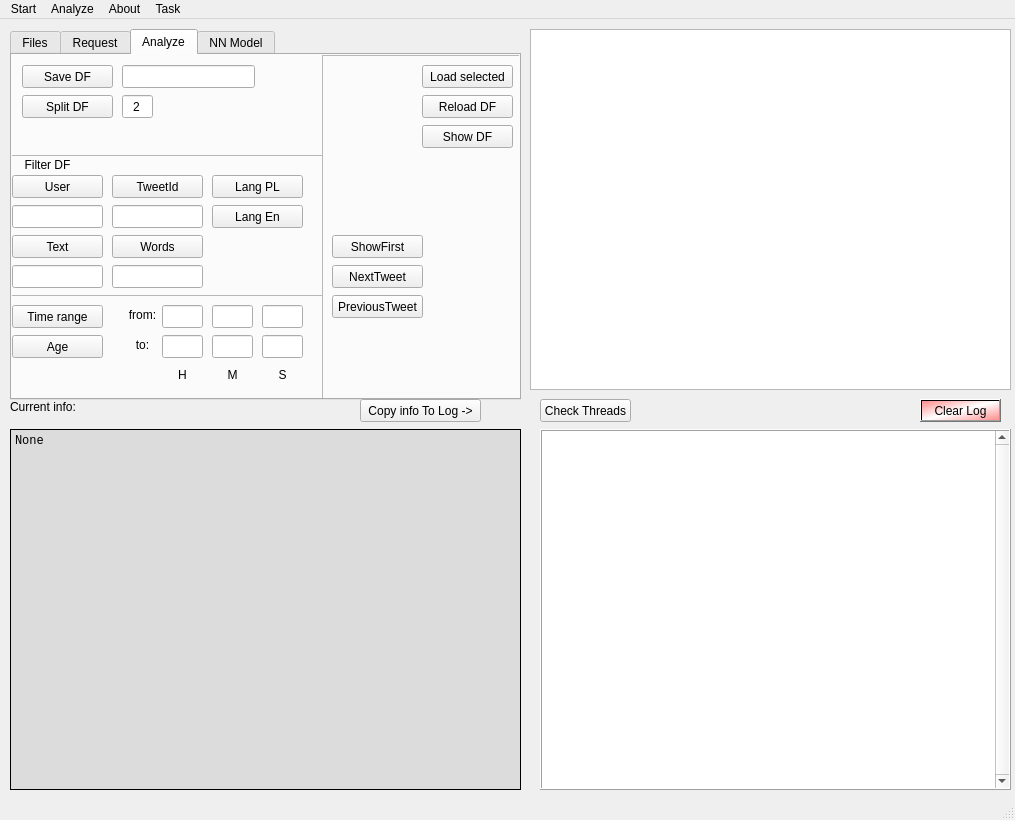
First picture: the form in TwitterAnalyzer/GUI/GUI_QT.ui, repository GrzegorzKrug/TwitterAnalyzer, before the edit.
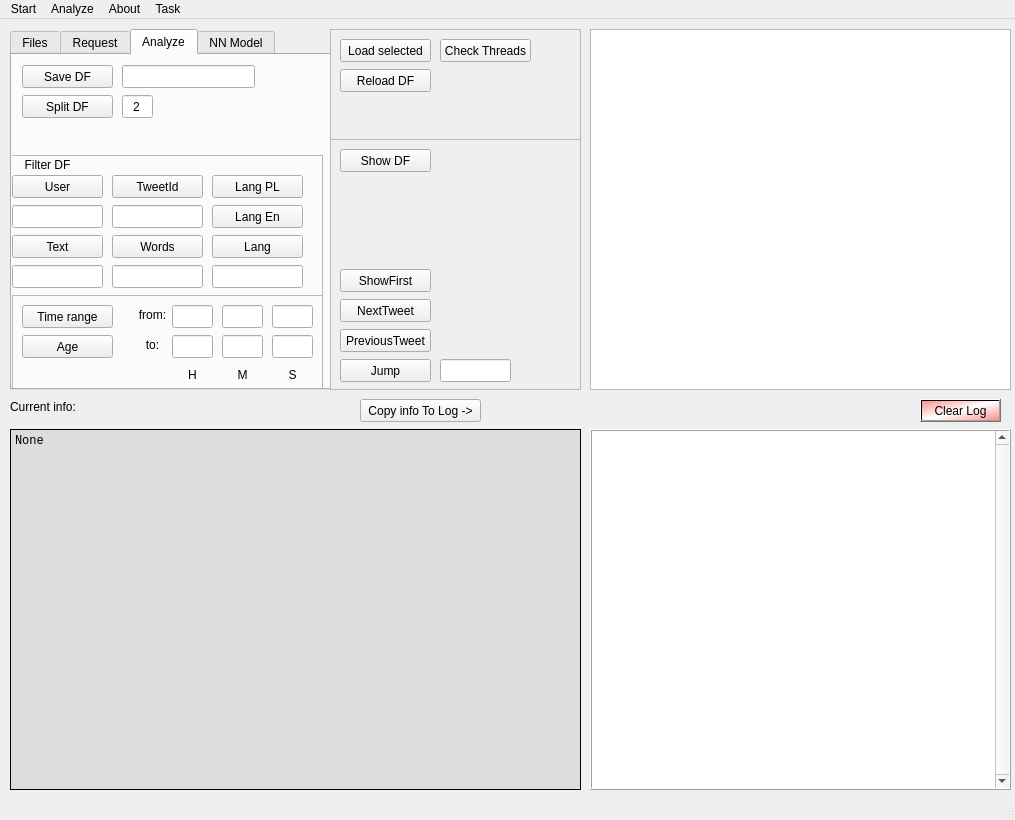
Second picture: the form after the edit. The open tabs and pages were chosen to show the change.

Patch:
```diff
--- a/TwitterAnalyzer/GUI/GUI_QT.ui
+++ b/TwitterAnalyzer/GUI/GUI_QT.ui
@@ -19,8 +19,8 @@
      <rect>
       <x>10</x>
       <y>10</y>
-      <width>511</width>
-      <height>371</height>
+      <width>321</width>
+      <height>361</height>
      </rect>
     </property>
     <property name="toolTip">
@@ -292,6 +292,9 @@
         <height>251</height>
        </rect>
       </property>
+      <property name="styleSheet">
+       <string notr="true"/>
+      </property>
       <property name="frameShape">
        <enum>QFrame::StyledPanel</enum>
       </property>
@@ -465,10 +468,10 @@
       <widget class="QFrame" name="frame_5">
        <property name="geometry">
         <rect>
-         <x>0</x>
+         <x>10</x>
          <y>140</y>
-         <width>321</width>
-         <height>111</height>
+         <width>311</width>
+         <height>101</height>
         </rect>
        </property>
        <property name="frameShape">
@@ -668,27 +671,11 @@
         </property>
        </widget>
       </widget>
-     </widget>
-     <widget class="QFrame" name="frame_3">
-      <property name="geometry">
-       <rect>
-        <x>310</x>
-        <y>0</y>
-        <width>201</width>
-        <height>351</height>
-       </rect>
-      </property>
-      <property name="frameShape">
-       <enum>QFrame::StyledPanel</enum>
-      </property>
-      <property name="frameShadow">
-       <enum>QFrame::Sunken</enum>
-      </property>
-      <widget class="QPushButton" name="pushButton_load_selected_csv_2">
+      <widget class="QPushButton" name="pushButton_FilterDF_Lang_Other">
        <property name="geometry">
         <rect>
-         <x>100</x>
-         <y>10</y>
+         <x>210</x>
+         <y>80</y>
          <width>91</width>
          <height>23</height>
         </rect>
@@ -697,87 +684,20 @@
         <string>Loads files from tree.</string>
        </property>
        <property name="text">
-        <string>Load selected</string>
+        <string>Lang</string>
        </property>
       </widget>
-      <widget class="QPushButton" name="pushButton_reload_DF">
+      <widget class="QLineEdit" name="lineEdit_FilterLangOther">
        <property name="geometry">
         <rect>
-         <x>100</x>
-         <y>40</y>
+         <x>210</x>
+         <y>110</y>
          <width>91</width>
          <height>23</height>
         </rect>
        </property>
        <property name="toolTip">
-        <string>Reload DF from same files again.</string>
-       </property>
-       <property name="text">
-        <string>Reload DF</string>
-       </property>
-      </widget>
-      <widget class="QPushButton" name="pushButton_showTweets">
-       <property name="geometry">
-        <rect>
-         <x>100</x>
-         <y>70</y>
-         <width>91</width>
-         <height>23</height>
-        </rect>
-       </property>
-       <property name="toolTip">
-        <string>Shows currently loaded DF</string>
-       </property>
-       <property name="text">
-        <string>Show DF</string>
-       </property>
-      </widget>
-      <widget class="QPushButton" name="pushButton_export_DF_8">
-       <property name="geometry">
-        <rect>
-         <x>10</x>
-         <y>210</y>
-         <width>91</width>
-         <height>23</height>
-        </rect>
-       </property>
-       <property name="toolTip">
-        <string>Save DF to .csv File</string>
-       </property>
-       <property name="text">
-        <string>NextTweet</string>
-       </property>
-      </widget>
-      <widget class="QPushButton" name="pushButton_export_DF_12">
-       <property name="geometry">
-        <rect>
-         <x>10</x>
-         <y>240</y>
-         <width>91</width>
-         <height>23</height>
-        </rect>
-       </property>
-       <property name="toolTip">
-        <string>Save DF to .csv File</string>
-       </property>
-       <property name="text">
-        <string>PreviousTweet</string>
-       </property>
-      </widget>
-      <widget class="QPushButton" name="pushButton_export_DF_13">
-       <property name="geometry">
-        <rect>
-         <x>10</x>
-         <y>180</y>
-         <width>91</width>
-         <height>23</height>
-        </rect>
-       </property>
-       <property name="toolTip">
-        <string>Save DF to .csv File</string>
-       </property>
-       <property name="text">
-        <string>ShowFirst</string>
+        <string>input for Lang Button</string>
        </property>
       </widget>
      </widget>
@@ -839,9 +759,9 @@
    <widget class="QTreeView" name="treeView">
     <property name="geometry">
      <rect>
-      <x>530</x>
+      <x>590</x>
       <y>10</y>
-      <width>481</width>
+      <width>421</width>
       <height>361</height>
      </rect>
     </property>
@@ -854,7 +774,7 @@
      <rect>
       <x>10</x>
       <y>410</y>
-      <width>511</width>
+      <width>571</width>
       <height>361</height>
      </rect>
     </property>
@@ -874,6 +794,9 @@
     <property name="frameShadow">
      <enum>QFrame::Plain</enum>
     </property>
+    <property name="lineWidth">
+     <number>1</number>
+    </property>
     <property name="lineWrapMode">
      <enum>QPlainTextEdit::NoWrap</enum>
     </property>
@@ -884,9 +807,9 @@
    <widget class="QTextEdit" name="textEdit_log">
     <property name="geometry">
      <rect>
-      <x>540</x>
+      <x>590</x>
       <y>410</y>
-      <width>471</width>
+      <width>421</width>
       <height>361</height>
      </rect>
     </property>
@@ -950,21 +873,181 @@
      <string>Copy info To Log -&gt;</string>
     </property>
    </widget>
-   <widget class="QPushButton" name="pushButton_check_threads">
+   <widget class="QFrame" name="frame_3">
     <property name="geometry">
      <rect>
-      <x>540</x>
-      <y>380</y>
-      <width>91</width>
-      <height>23</height>
+      <x>330</x>
+      <y>10</y>
+      <width>251</width>
+      <height>361</height>
      </rect>
     </property>
-    <property name="styleSheet">
-     <string notr="true"/>
+    <property name="frameShape">
+     <enum>QFrame::StyledPanel</enum>
     </property>
-    <property name="text">
-     <string>Check Threads</string>
+    <property name="frameShadow">
+     <enum>QFrame::Sunken</enum>
     </property>
+    <widget class="QPushButton" name="pushButton_NextTweet">
+     <property name="geometry">
+      <rect>
+       <x>10</x>
+       <y>270</y>
+       <width>91</width>
+       <height>23</height>
+      </rect>
+     </property>
+     <property name="toolTip">
+      <string>Show next Tweet from DF</string>
+     </property>
+     <property name="text">
+      <string>NextTweet</string>
+     </property>
+    </widget>
+    <widget class="QPushButton" name="pushButton_PreviousTweet">
+     <property name="geometry">
+      <rect>
+       <x>10</x>
+       <y>300</y>
+       <width>91</width>
+       <height>23</height>
+      </rect>
+     </property>
+     <property name="toolTip">
+      <string>Show previous Tweet from DF</string>
+     </property>
+     <property name="text">
+      <string>PreviousTweet</string>
+     </property>
+    </widget>
+    <widget class="QPushButton" name="pushButton_ShowTweet">
+     <property name="geometry">
+      <rect>
+       <x>10</x>
+       <y>240</y>
+       <width>91</width>
+       <height>23</height>
+      </rect>
+     </property>
+     <property name="toolTip">
+      <string>Show first Tweet from DF</string>
+     </property>
+     <property name="text">
+      <string>ShowFirst</string>
+     </property>
+    </widget>
+    <widget class="QPushButton" name="pushButton_JumpToTweet">
+     <property name="geometry">
+      <rect>
+       <x>10</x>
+       <y>330</y>
+       <width>91</width>
+       <height>23</height>
+      </rect>
+     </property>
+     <property name="toolTip">
+      <string>Jumps to Tweet in DF, define index in box.</string>
+     </property>
+     <property name="text">
+      <string>Jump</string>
+     </property>
+    </widget>
+    <widget class="QLineEdit" name="lineEdit_JumpToTweet">
+     <property name="geometry">
+      <rect>
+       <x>110</x>
+       <y>330</y>
+       <width>71</width>
+       <height>23</height>
+      </rect>
+     </property>
+     <property name="toolTip">
+      <string>Input index for Jump button.</string>
+     </property>
+    </widget>
+    <widget class="QFrame" name="frame_6">
+     <property name="geometry">
+      <rect>
+       <x>0</x>
+       <y>0</y>
+       <width>251</width>
+       <height>111</height>
+      </rect>
+     </property>
+     <property name="frameShape">
+      <enum>QFrame::StyledPanel</enum>
+     </property>
+     <property name="frameShadow">
+      <enum>QFrame::Sunken</enum>
+     </property>
+     <widget class="QPushButton" name="pushButton_load_selected_csv_2">
+      <property name="geometry">
+       <rect>
+        <x>10</x>
+        <y>10</y>
+        <width>91</width>
+        <height>23</height>
+       </rect>
+      </property>
+      <property name="toolTip">
+       <string>Loads files from tree.</string>
+      </property>
+      <property name="text">
+       <string>Load selected</string>
+      </property>
+     </widget>
+     <widget class="QPushButton" name="pushButton_reload_DF">
+      <property name="geometry">
+       <rect>
+        <x>10</x>
+        <y>40</y>
+        <width>91</width>
+        <height>23</height>
+       </rect>
+      </property>
+      <property name="toolTip">
+       <string>Reload DF from the same files again.</string>
+      </property>
+      <property name="text">
+       <string>Reload DF</string>
+      </property>
+     </widget>
+     <widget class="QPushButton" name="pushButton_check_threads">
+      <property name="geometry">
+       <rect>
+        <x>110</x>
+        <y>10</y>
+        <width>91</width>
+        <height>23</height>
+       </rect>
+      </property>
+      <property name="toolTip">
+       <string>Check currently runing threads and print status.</string>
+      </property>
+      <property name="styleSheet">
+       <string notr="true"/>
+      </property>
+      <property name="text">
+       <string>Check Threads</string>
+      </property>
+     </widget>
+    </widget>
+    <widget class="QPushButton" name="pushButton_showTweets">
+     <property name="geometry">
+      <rect>
+       <x>10</x>
+       <y>120</y>
+       <width>91</width>
+       <height>23</height>
+      </rect>
+     </property>
+     <property name="toolTip">
+      <string>Shows currently loaded DF</string>
+     </property>
+     <property name="text">
+      <string>Show DF</string>
+     </property>
+    </widget>
    </widget>
   </widget>
   <widget class="QMenuBar" name="menubar">
```
Left out of the diff: 48 changed lines with no effect on the pictures.
